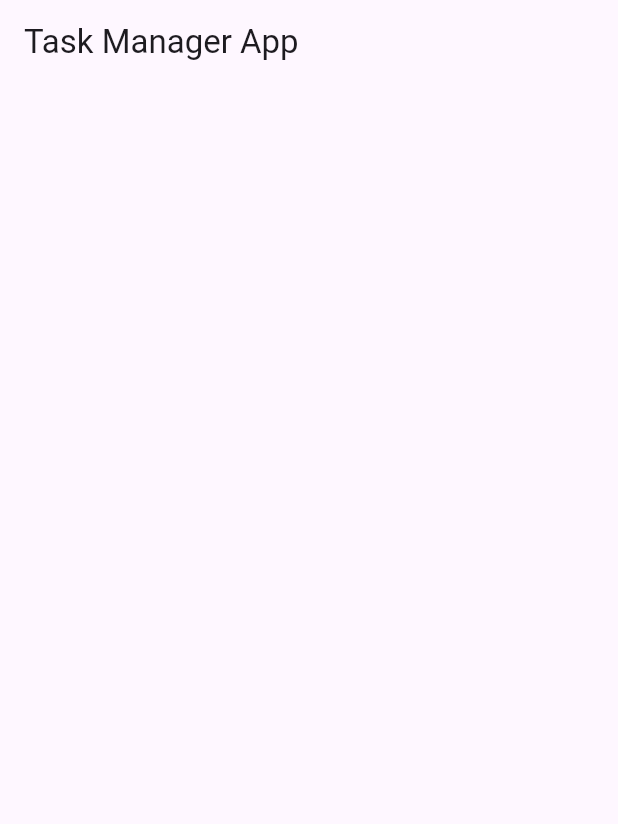
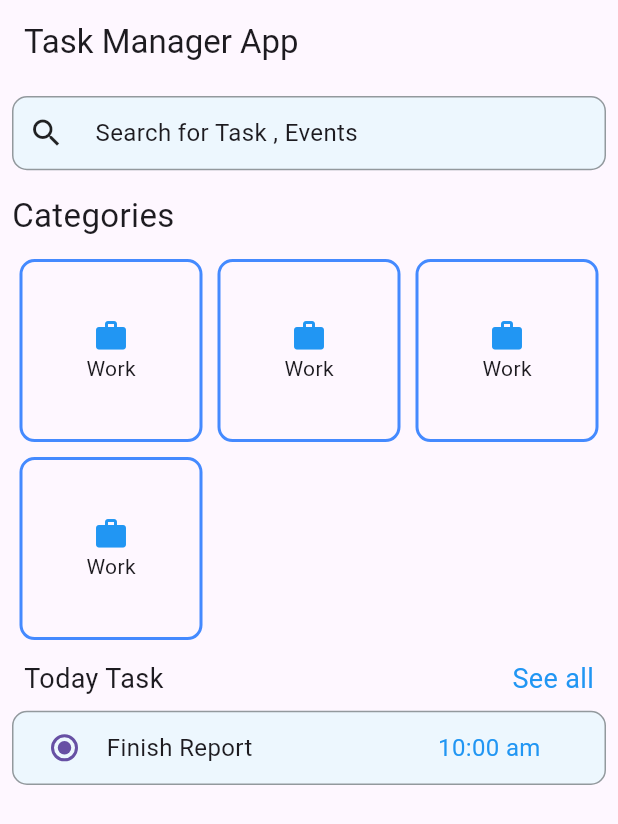
Before and after one commit to Hitesh910/task_manager_app, a Flutter app: the screen it shows after launch, on a phone screen of 412 x 824 dp. Shown: the top 824 px of the screen. Run offline on Flutter 3.47's test engine with Material 3 defaults, Android fonts, the phone set to English and light mode, and no system bars; our stand-ins replace firebase_core; accounts and stored records are empty.

Commit message:
TaskManagerApp

```diff
--- a/lib/home/view/home_screen.dart
+++ b/lib/home/view/home_screen.dart
@@ -1,4 +1,5 @@
 import 'package:flutter/material.dart';
+import 'package:task_manager_app/utils/app_color.dart';
 
 class HomeScreen extends StatefulWidget {
   const HomeScreen({super.key});
@@ -10,8 +11,134 @@ class HomeScreen extends StatefulWidget {
 class _HomeScreenState extends State<HomeScreen> {
   @override
   Widget build(BuildContext context) {
+    double height = MediaQuery.sizeOf(context).height;
+    double width = MediaQuery.sizeOf(context).width;
     return Scaffold(
-      appBar: AppBar(title: Text("Task Manager App"),),
+      appBar: AppBar(
+        title: const Text("Task Manager App"),
+      ),
+      body: Padding(
+        padding: const EdgeInsets.all(8.0),
+        child: Column(
+          crossAxisAlignment: CrossAxisAlignment.start,
+          children: [
+            // SearchBar(
+            //   elevation: WidgetStatePropertyAll(4),
+            //   backgroundColor: WidgetStatePropertyAll(blueAccent),
+            //   hintText: "Search for Task,Events",
+            // ),
+            Container(
+              height: height * 0.06,
+              width: width * 1,
+              alignment: Alignment.centerLeft,
+              padding: const EdgeInsets.all(10),
+              decoration: BoxDecoration(
+                borderRadius: BorderRadius.circular(10),
+                color: blueAccent,
+                border: Border.all(width: 1, color: Colors.black38),
+              ),
+              child: Row(
+                children: [
+                  const Icon(Icons.search),
+                  SizedBox(
+                    width: width * 0.05,
+                  ),
+                  const Text(
+                    "Search for Task , Events",
+                    style: TextStyle(fontSize: 16),
+                  ),
+                ],
+              ),
+            ),
+            const SizedBox(
+              height: 15,
+            ),
+            const Text(
+              "Categories",
+              style: TextStyle(
+                fontSize: 22,
+                fontFamily: "Roboto",
+              ),
+            ),
+            SizedBox(
+              height: height * 0.01,
+            ),
+            SizedBox(
+              height: height * 0.33,
+              width: width,
+              child: GridView.builder(
+                itemCount: 4,
+                gridDelegate: const SliverGridDelegateWithFixedCrossAxisCount(
+                    crossAxisCount: 3),
+                itemBuilder: (context, index) {
+                  return Container(
+                    height: height * 0.1,
+                    width: width * 0.2,
+                    margin: const EdgeInsets.all(5),
+                    alignment: Alignment.center,
+                    decoration: BoxDecoration(
+                      // color: Colors.blueAccent,
+                      borderRadius: BorderRadius.circular(10),
+                      border: Border.all(
+                        color: Colors.blueAccent,
+                        width: 2,
+                      ),
+                    ),
+                    child: Column(
+                      mainAxisAlignment: MainAxisAlignment.center,
+                      children: [
+                        Icon(
+                          Icons.work,
+                          color: blue,
+                        ),
+                        const Text("Work")
+                      ],
+                    ),
+                  );
+                },
+              ),
+            ),
+            Padding(
+              padding: const EdgeInsets.symmetric(horizontal: 8),
+              child: Row(
+                mainAxisAlignment: MainAxisAlignment.spaceBetween,
+                children: [
+                  Text("Today Task",style: TextStyle(fontSize: 18),),
+                  Text("See all",style: TextStyle(fontSize: 18,color: blue),),
+                ],
+              ),
+            ),
+            SizedBox(height: height * 0.01,),
+            Container(
+              height: height * 0.06,
+              width: width * 1,
+              alignment: Alignment.centerLeft,
+              padding: const EdgeInsets.all(10),
+              decoration: BoxDecoration(
+                borderRadius: BorderRadius.circular(10),
+                color: blueAccent,
+                border: Border.all(width: 1, color: Colors.black38),
+              ),
+              child: Row(
+                children: [
+                  Radio(value: 1, groupValue: 1, onChanged: (value) {
+
+                  },),
+                  SizedBox(
+                    width: width * 0.01,
+                  ),
+                  const Text(
+                    "Finish Report",
+                    style: TextStyle(fontSize: 16),
+                  ),
+                  SizedBox(width: width * 0.3,),
+                  Text("10:00 am",style: TextStyle(fontSize: 16,color: blue),)
+                ],
+              ),
+            ),
+          ],
+        ),
+      ),
     );
   }
 }
--- a/lib/main.dart
+++ b/lib/main.dart
@@ -5,12 +5,14 @@ import 'package:task_manager_app/utils/app_route.dart';
 import 'firebase_options.dart';
 
 Future<void> main() async {
+  WidgetsFlutterBinding.ensureInitialized();
 
   await Firebase.initializeApp(
     options: DefaultFirebaseOptions.currentPlatform,
   );
   runApp(
     MaterialApp(
+      debugShowCheckedModeBanner: false,
       routes: app_route,
     ),
   );
--- /dev/null
+++ b/lib/utils/app_color.dart
@@ -0,0 +1,7 @@
+import 'dart:ui';
+
+Color blue = Color(0xff2196f3);
+Color yellow = Color(0xffFFC107);
+Color black = Color(0xff333333);
+Color orange = Color(0xffff5722);
+Color blueAccent = Color(0xffedf7fe);
```
Also changed, not shown: pubspec.yaml (+12 -7 lines), assets/font/Roboto.ttf (added), pubspec.lock, 1 other file.
